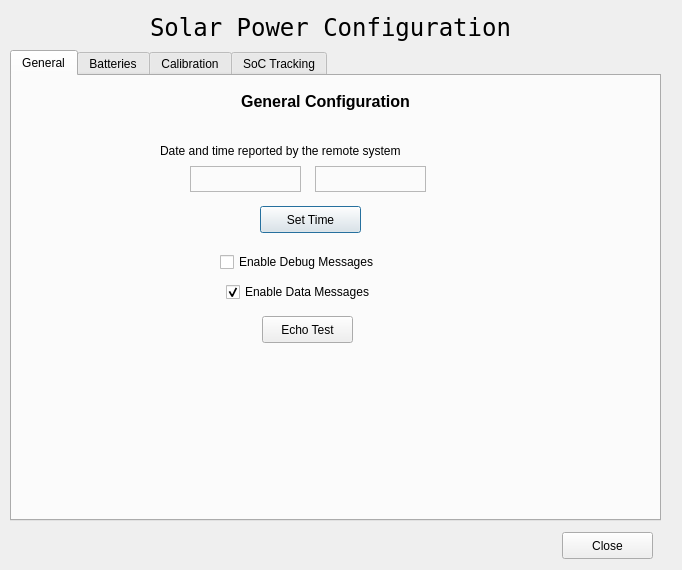
Qt form gui/power-management-configure.ui (dmsherazi/Battery-Management-System) before a commit.
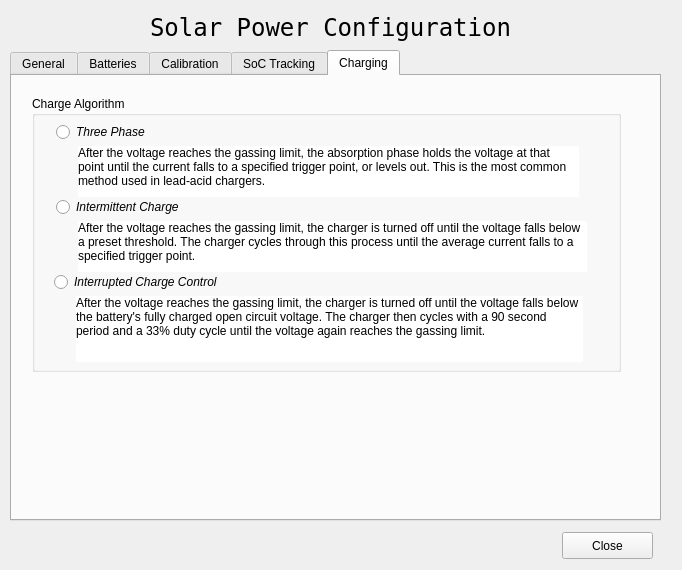
The same form after that commit. The open tabs and pages were chosen to show the change.

Commit message: Change icc boolean to charge-algorithm parameter from GUI Add files and code to support IC algorithm. Same as ICC for now. Rearrange objdic variables to ease addition of more settable parameters.

What changed in the file:
```diff
--- a/gui/power-management-configure.ui
+++ b/gui/power-management-configure.ui
@@ -1113,52 +1113,146 @@
       <string>Set</string>
      </property>
     </widget>
-    <widget class="QCheckBox" name="switchAvoidanceCheckBox">
+   </widget>
+   <widget class="QWidget" name="chargingTab">
+    <property name="toolTip">
+     <string>Set parameters to control charging algorithms</string>
+    </property>
+    <attribute name="title">
+     <string>Charging</string>
+    </attribute>
+    <widget class="QGroupBox" name="chargeAlgorithmGroupBox">
      <property name="geometry">
       <rect>
-       <x>56</x>
-       <y>325</y>
-       <width>241</width>
-       <height>22</height>
+       <x>20</x>
+       <y>20</y>
+       <width>589</width>
+       <height>276</height>
       </rect>
      </property>
-     <property name="font">
-      <font>
-       <weight>75</weight>
-       <bold>true</bold>
-      </font>
+     <property name="title">
+      <string>Charge Algorithm</string>
      </property>
-     <property name="toolTip">
-      <string>Accelerate return to voltage limit when charging voltage is excessive.</string>
-     </property>
-     <property name="text">
-      <string>Use Switch Avoidance</string>
-     </property>
-     <property name="checked">
-      <bool>false</bool>
-     </property>
-    </widget>
-    <widget class="QLabel" name="accelChargeText_2">
-     <property name="geometry">
-      <rect>
-       <x>76</x>
-       <y>350</y>
-       <width>487</width>
-       <height>36</height>
-      </rect>
-     </property>
-     <property name="styleSheet">
-      <string notr="true">background-color: rgb(255, 255, 255);</string>
-     </property>
-     <property name="text">
-      <string>When the charger enters absorption phase, use a bang-bang control of current switching rather than the noisy PWM.</string>
-     </property>
-     <property name="alignment">
-      <set>Qt::AlignJustify|Qt::AlignTop</set>
-     </property>
-     <property name="wordWrap">
-      <bool>true</bool>
-     </property>
+     <widget class="QRadioButton" name="threePhaseButton">
+      <property name="geometry">
+       <rect>
+        <x>24</x>
+        <y>25</y>
+        <width>109</width>
+        <height>22</height>
+       </rect>
+      </property>
+      <property name="font">
+       <font>
+        <italic>true</italic>
+       </font>
+      </property>
+      <property name="text">
+       <string>Three Phase</string>
+      </property>
+     </widget>
+     <widget class="QRadioButton" name="icButton">
+      <property name="geometry">
+       <rect>
+        <x>24</x>
+        <y>100</y>
+        <width>161</width>
+        <height>22</height>
+       </rect>
+      </property>
+      <property name="font">
+       <font>
+        <italic>true</italic>
+       </font>
+      </property>
+      <property name="text">
+       <string>Intermittent Charge</string>
+      </property>
+     </widget>
+     <widget class="QRadioButton" name="iccButton">
+      <property name="geometry">
+       <rect>
+        <x>22</x>
+        <y>175</y>
+        <width>211</width>
+        <height>22</height>
+       </rect>
+      </property>
+      <property name="font">
+       <font>
+        <italic>true</italic>
+       </font>
+      </property>
+      <property name="text">
+       <string>Interrupted Charge Control</string>
+      </property>
+     </widget>
+     <widget class="QLabel" name="threePhaseText">
+      <property name="geometry">
+       <rect>
+        <x>46</x>
+        <y>50</y>
+        <width>501</width>
+        <height>51</height>
+       </rect>
+      </property>
+      <property name="styleSheet">
+       <string notr="true">background-color: rgb(255, 255, 255);</string>
+      </property>
+      <property name="text">
+       <string>After the voltage reaches the gassing limit, the absorption phase holds the voltage at that point until the current falls to a specified trigger point, or levels out. This is the most common method used in lead-acid chargers.</string>
+      </property>
+      <property name="alignment">
+       <set>Qt::AlignLeading|Qt::AlignLeft|Qt::AlignTop</set>
+      </property>
+      <property name="wordWrap">
+       <bool>true</bool>
+      </property>
+     </widget>
+     <widget class="QLabel" name="threePhaseText_2">
+      <property name="geometry">
+       <rect>
+        <x>46</x>
+        <y>125</y>
+        <width>509</width>
+        <height>51</height>
+       </rect>
+      </property>
+      <property name="styleSheet">
+       <string notr="true">background-color: rgb(255, 255, 255);</string>
+      </property>
+      <property name="text">
+       <string>After the voltage reaches the gassing limit, the charger is turned off until the voltage falls below a preset threshold. The charger cycles through this process until the average current falls to a specified trigger point.</string>
+      </property>
+      <property name="alignment">
+       <set>Qt::AlignLeading|Qt::AlignLeft|Qt::AlignTop</set>
+      </property>
+      <property name="wordWrap">
+       <bool>true</bool>
+      </property>
+     </widget>
+     <widget class="QLabel" name="threePhaseText_3">
+      <property name="geometry">
+       <rect>
+        <x>44</x>
+        <y>200</y>
+        <width>507</width>
+        <height>66</height>
+       </rect>
+      </property>
+      <property name="styleSheet">
+       <string notr="true">background-color: rgb(255, 255, 255);</string>
+      </property>
+      <property name="text">
+       <string>After the voltage reaches the gassing limit, the charger is turned off until the voltage falls below the battery's fully charged open circuit voltage. The charger then cycles with a 90 second period and a 33% duty cycle until the voltage again reaches the gassing limit.</string>
+      </property>
+      <property name="alignment">
+       <set>Qt::AlignLeading|Qt::AlignLeft|Qt::AlignTop</set>
+      </property>
+      <property name="wordWrap">
+       <bool>true</bool>
+      </property>
+     </widget>
     </widget>
    </widget>
   </widget>
```
Left out of the diff: 64 changed lines with no effect on the pictures. The commit also changes 13 other files.
